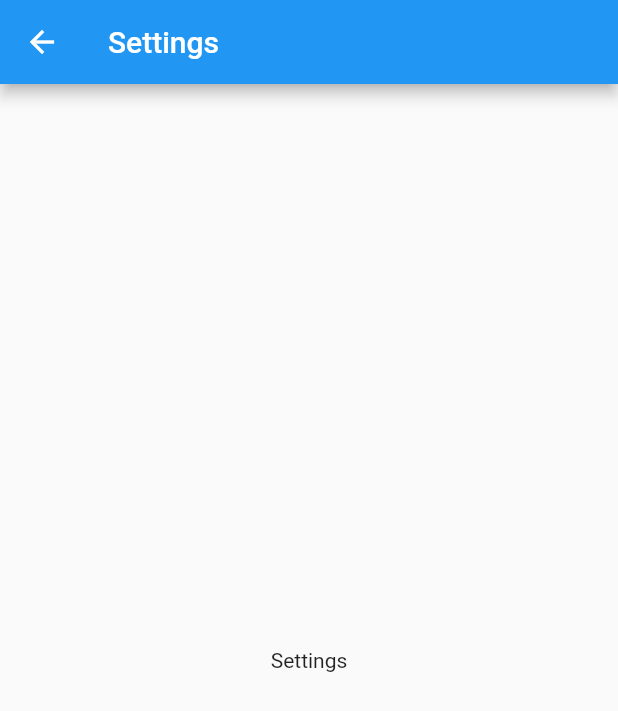
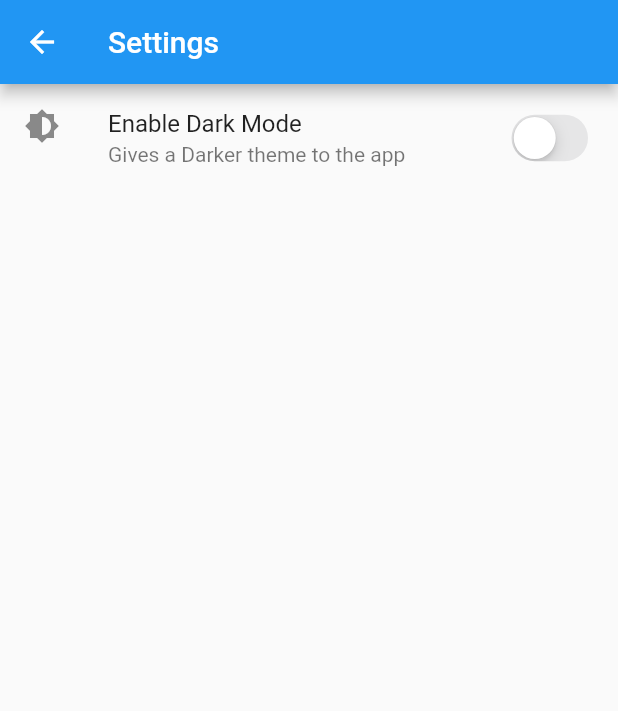
Before and after one commit to dsc-tiu/DSC-TIU-APP, a Flutter app: the Settings screen opened directly, on a phone screen of 412 x 824 dp. Shown: the top 711 px of the screen. Run offline on Flutter 3.47's test engine with Material 2 defaults, Android fonts, the phone set to English and light mode, and no system bars; our stand-ins replace cloud_firestore, firebase_auth, font_awesome_flutter, google_sign_in, shared_preferences; accounts and stored records are empty; statements that could not run were skipped.

Commit message:
dark mode added

```diff
--- /dev/null
+++ b/lib/config/dark_mode.dart
@@ -0,0 +1,17 @@
+import 'package:dsc_tiu/utils/dsc_tiu.dart';
+import 'package:flutter/widgets.dart';
+
+class DarkMode extends ChangeNotifier {
+  bool isDarkModeOn;
+  DarkMode(this.isDarkModeOn);
+
+  void changeTheme() async {
+    try {
+      isDarkModeOn = !isDarkModeOn;
+      await DSCTIU.prefs.setBool(DSCTIU.darkModePref, isDarkModeOn);
+      notifyListeners();
+    } catch (e) {
+      print(e);
+    }
+  }
+}
--- a/lib/screens/settings.dart
+++ b/lib/screens/settings.dart
@@ -1,15 +1,29 @@
+import 'package:dsc_tiu/config/dark_mode.dart';
+import 'package:flutter/cupertino.dart';
 import 'package:flutter/material.dart';
+import 'package:provider/provider.dart';
 
 class Settings extends StatelessWidget {
   @override
   Widget build(BuildContext context) {
+    DarkMode darkMode = Provider.of<DarkMode>(context);
     return Scaffold(
       appBar: AppBar(
         title: Text('Settings'),
       ),
-      body: Center(
-        child: Text('Settings'),
-      ),
+      body: ListView(
+        children: <Widget>[
+          ListTile(
+            title: Text('Enable Dark Mode'),
+            subtitle: Text('Gives a Darker theme to the app'),
+            leading: Icon(Icons.brightness_6),
+            trailing: CupertinoSwitch(
+              value: darkMode.isDarkModeOn,
+              onChanged: (val) => darkMode.changeTheme(),
+            ),
+          )
+        ],
+      )
     );
   }
 }
--- a/lib/utils/dsc_tiu.dart
+++ b/lib/utils/dsc_tiu.dart
@@ -1,3 +1,8 @@
+import 'package:shared_preferences/shared_preferences.dart';
+
 class DSCTIU{
+  static String appName = '';
 
+  static SharedPreferences prefs;
+  static String darkModePref = 'DarkMode';
 }
--- a/lib/utils/root_page.dart
+++ b/lib/utils/root_page.dart
@@ -1,3 +1,4 @@
+import 'package:dsc_tiu/config/dark_mode.dart';
 import 'package:dsc_tiu/screens/home_page.dart';
 import 'package:dsc_tiu/screens/sign_in_page.dart';
 import 'package:firebase_auth/firebase_auth.dart';
@@ -8,10 +9,12 @@ class RootPage extends StatelessWidget {
   @override
   Widget build(BuildContext context) {
     bool isLoggedIn = Provider.of<FirebaseUser>(context) != null;
+    bool isDarkModeOn = Provider.of<DarkMode>(context).isDarkModeOn;
     return MaterialApp(
       // debugShowCheckedModeBanner: false,
       theme: ThemeData(
         fontFamily: 'Roboto',
+        brightness: isDarkModeOn ? Brightness.dark : Brightness.light,
       ),
       home: isLoggedIn ? HomePage() : SignInPage(),
     );
```
Also changed, not shown: lib/components/nav_drawer_item.dart (+6 -1 lines), lib/main.dart (+14 -2 lines).
